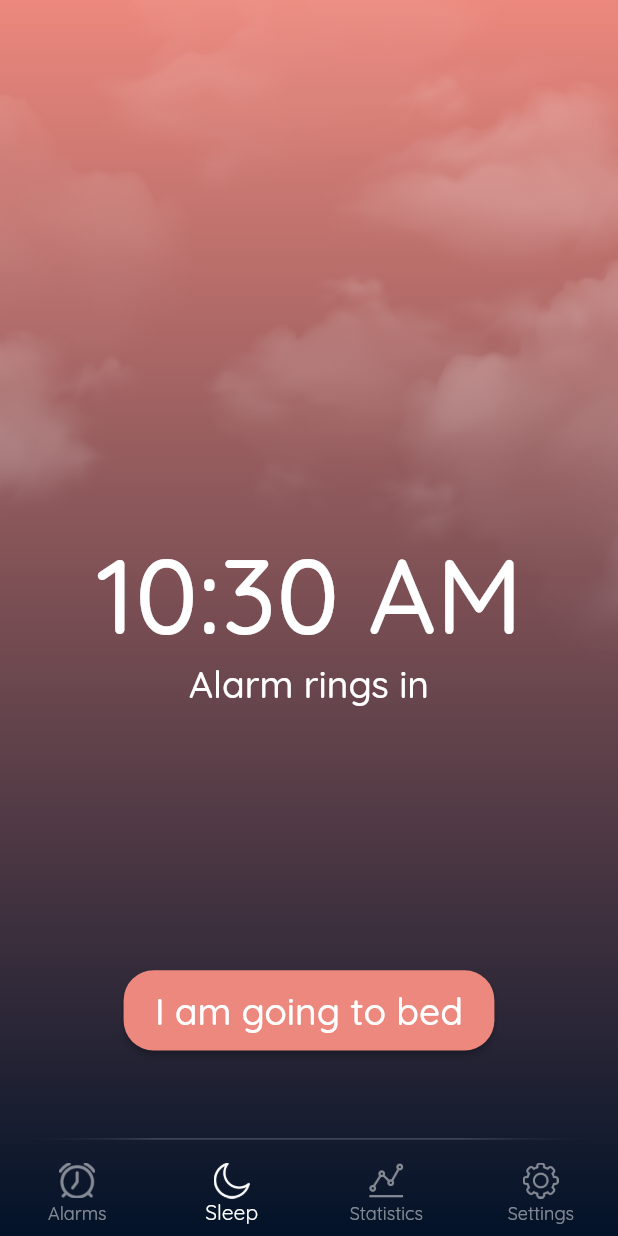
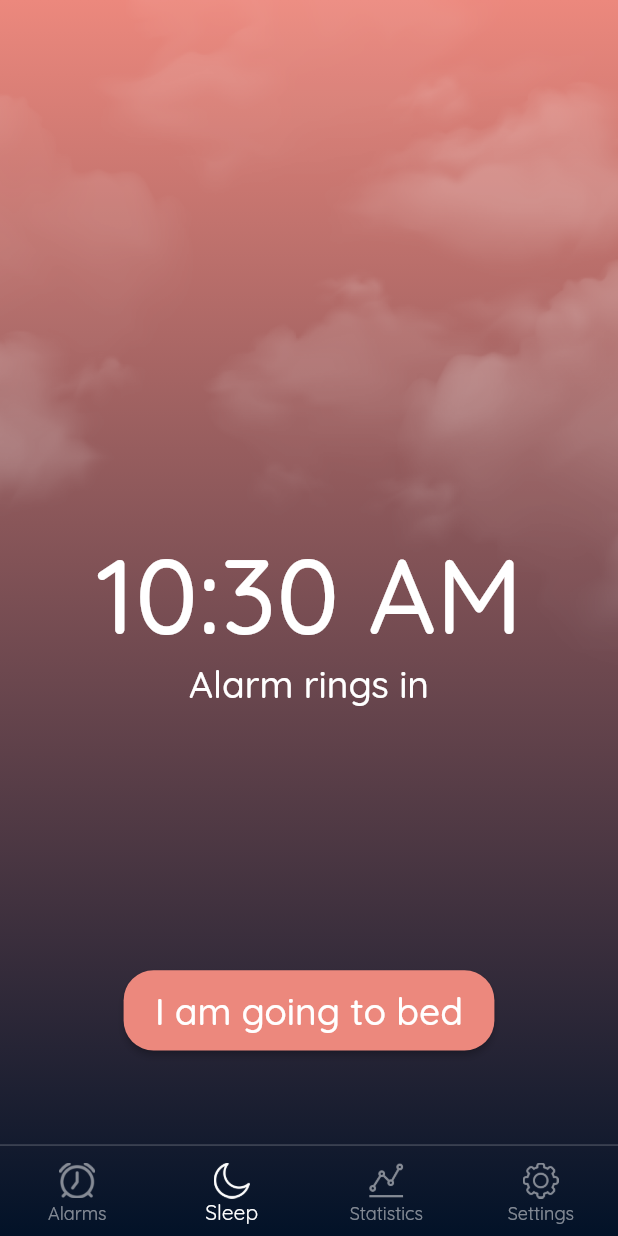
Before and after one commit to OraneOrveillon/grododo, a Flutter app: the screen it shows after launch, on a phone screen of 412 x 824 dp. Run offline on Flutter 3.47's test engine with Material 2 defaults, Android fonts, the phone set to English and light mode, and no system bars; our stand-ins replace fl_chart, flutter_spinbox, google_fonts, hive; accounts and stored records are empty.

Commit message:
Hive init + add alarm button + delete alarm button

```diff
--- a/lib/main.dart
+++ b/lib/main.dart
@@ -1,11 +1,17 @@
 import 'package:flutter/material.dart';
 import 'package:grododo/view/theme.dart';
+import 'package:hive/hive.dart';
 import 'package:provider/provider.dart';
 
+import 'model/alarm.dart';
+import 'model/sleep.dart';
 import 'view/pages/navbar.dart';
 import 'viewmodel/theme_model.dart';
 
 void main() {
+  Hive.registerAdapter(AlarmAdapter());
+  Hive.registerAdapter(SleepAdapter());
+
   runApp(const MyApp());
 }
 
--- a/lib/model/alarm.dart
+++ b/lib/model/alarm.dart
@@ -1,11 +1,21 @@
 import 'package:flutter/material.dart';
+import 'package:hive/hive.dart';
 
+part 'alarm.g.dart';
+
+@HiveType(typeId: 0)
 class Alarm {
+  @HiveField(0)
   TimeOfDay time;
+  @HiveField(1)
   Repetition repetition;
+  @HiveField(2)
   int duration;
+  @HiveField(3)
   bool activated;
+  @HiveField(4)
   bool fade;
+  @HiveField(5)
   bool vibrator;
 
   Alarm({
@@ -16,6 +26,13 @@ class Alarm {
     this.fade = false,
     this.vibrator = false,
   });
+
+  /// Default alarm when a new one is created
+  factory Alarm.base() => Alarm(
+        time: const TimeOfDay(hour: 20, minute: 0),
+        repetition: Repetition(),
+        duration: 10,
+      );
 
   static List<Alarm> generateRandomAlarms() {
     return [
@@ -55,8 +72,22 @@ class Alarm {
   }
 }
 
+@HiveType(typeId: 1)
 class Repetition {
-  bool monday, tuesday, wednesday, thursday, friday, saturday, sunday;
+  @HiveField(0)
+  bool monday;
+  @HiveField(1)
+  bool tuesday;
+  @HiveField(2)
+  bool wednesday;
+  @HiveField(3)
+  bool thursday;
+  @HiveField(4)
+  bool friday;
+  @HiveField(5)
+  bool saturday;
+  @HiveField(6)
+  bool sunday;
 
   Repetition({
     this.monday = false,
--- /dev/null
+++ b/lib/model/sleep.dart
@@ -0,0 +1,15 @@
+import 'package:hive/hive.dart';
+
+part 'sleep.g.dart';
+
+@HiveType(typeId: 2)
+class Sleep {
+  @HiveField(0)
+  final DateTime sleepTime;
+  @HiveField(1)
+  final DateTime awakeningTime;
+  @HiveField(2)
+  final int quality;
+
+  Sleep({required this.sleepTime, required this.awakeningTime, required this.quality});
+}
--- a/lib/view/pages/alarm_settings_page.dart
+++ b/lib/view/pages/alarm_settings_page.dart
@@ -62,7 +62,7 @@ class AlarmSettingsPage extends StatelessWidget {
                 context: context,
                 sizeConfig: sizeConfig,
                 title: 'Duration',
-                subtitle: '${alarmModel.alarm.duration}',
+                subtitle: '${alarmModel.alarm.duration} min',
                 leading: const Icon(Icons.timer),
                 onTap: () => showDialog(
                   context: context,
@@ -187,7 +187,7 @@ class AlarmSettingsPage extends StatelessWidget {
         double value = alarmModel.alarm.duration.toDouble();
         return CustomDialog(
           sizeConfig: sizeConfig,
-          titleText: 'Duration',
+          titleText: 'Duration (min)',
           content: SpinBox(
             min: 5,
             max: 60,
--- a/lib/view/pages/navbar.dart
+++ b/lib/view/pages/navbar.dart
@@ -29,49 +29,49 @@ class NavBar extends StatelessWidget {
       child: Consumer<NavigationBarIndexModel>(
         builder: (context, indexModel, child) => Scaffold(
           extendBody: true,
-          bottomNavigationBar: Column(
-            mainAxisAlignment: MainAxisAlignment.end,
-            children: [
-              Container(
-                height: 1,
+          bottomNavigationBar: Container(
             decoration: BoxDecoration(
-                  gradient: LinearGradient(
-                    colors: [
-                      Colors.transparent,
-                      Theme.of(context).colorScheme.surface.withOpacity(0.2),
-                      Theme.of(context).colorScheme.surface.withOpacity(0.2),
-                      Theme.of(context).colorScheme.surface.withOpacity(0.2),
-                      Colors.transparent,
-                    ],
+              border: Border(
+                top: BorderSide(
+                  color: Theme.of(context).colorScheme.surface.withOpacity(0.2),
+                  width: 1,
                 ),
               ),
             ),
-              Padding(
-                padding: EdgeInsets.only(top: sizeConfig.blockSizeVertical),
             child: BottomNavigationBar(
               currentIndex: indexModel.index,
               onTap: (index) => indexModel.updateIndex(newIndex: index),
               items: [
                 BottomNavigationBarItem(
-                      icon: const ImageIcon(AssetImage('assets/icons/alarm.png')),
+                  icon: Padding(
+                    padding: EdgeInsets.only(top: sizeConfig.blockSizeVertical * 0.5),
+                    child: const ImageIcon(AssetImage('assets/icons/alarm.png')),
+                  ),
                   label: _labels[0],
                 ),
                 BottomNavigationBarItem(
-                      icon: const ImageIcon(AssetImage('assets/icons/moon.png')),
+                  icon: Padding(
+                    padding: EdgeInsets.only(top: sizeConfig.blockSizeVertical * 0.5),
+                    child: const ImageIcon(AssetImage('assets/icons/moon.png')),
+                  ),
                   label: _labels[1],
                 ),
                 BottomNavigationBarItem(
-                      icon: const ImageIcon(AssetImage('assets/icons/stats.png')),
+                  icon: Padding(
+                    padding: EdgeInsets.only(top: sizeConfig.blockSizeVertical * 0.5),
+                    child: const ImageIcon(AssetImage('assets/icons/stats.png')),
+                  ),
                   label: _labels[2],
                 ),
                 BottomNavigationBarItem(
-                      icon: const ImageIcon(AssetImage('assets/icons/settings.png')),
+                  icon: Padding(
+                    padding: EdgeInsets.only(top: sizeConfig.blockSizeVertical * 0.5),
+                    child: const ImageIcon(AssetImage('assets/icons/settings.png')),
+                  ),
                   label: _labels[3],
                 ),
               ],
             ),
-              ),
-            ],
           ),
           body: Background(
             child: _navPages[indexModel.index],
--- a/pubspec.yaml
+++ b/pubspec.yaml
@@ -18,12 +18,15 @@ dependencies:
   flutter_spinbox: ^0.9.0
   fl_chart: ^0.55.1
   intl: ^0.17.0
+  hive_generator: ^1.1.3
+  hive: ^2.2.3
 
 dev_dependencies:
   flutter_test:
     sdk: flutter
 
   flutter_lints: ^2.0.0
+  build_runner: ^2.2.1
 
 flutter:
 
```
Also changed, not shown: lib/view/pages/alarms_page.dart (+45 -12 lines), lib/model/alarm.g.dart (added), lib/model/sleep.g.dart (added), pubspec.lock. Lines whose indentation alone changed are shown as unchanged.
